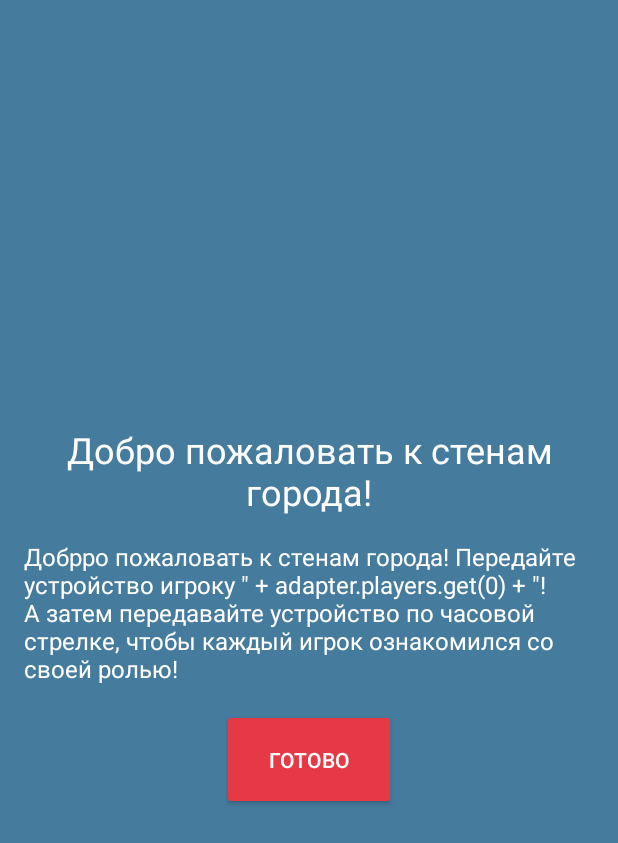
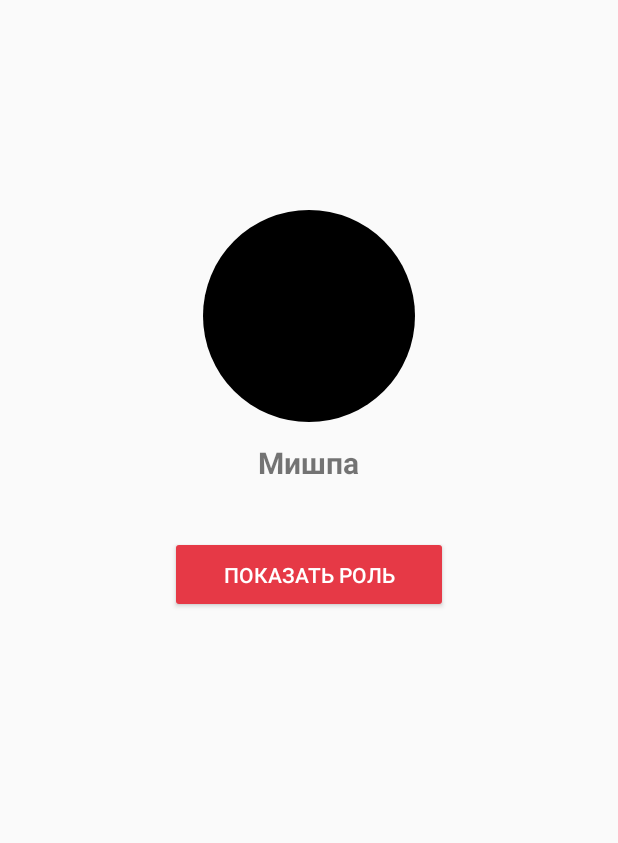
Before and after one commit to grigoryan-m/TownGame, an Android app: the WelcomeActivity screen opened directly, with no data from a screen before it, after a tap on "ГОТОВО", on a phone screen of 412 x 824 dp. Shown: the top 843 px of the screen. Run offline under Robolectric (Android 15) with nearby library versions, the light colour scheme and no system bars; 2 statements that could not run were skipped.

Commit message:
Added night profile and player scrolling. Not added role displaying yet

```diff
--- a/app/src/main/java/com/example/towngame/GameManager.java
+++ b/app/src/main/java/com/example/towngame/GameManager.java
@@ -10,11 +10,17 @@ import java.util.Collections;
 import java.util.List;
 
 public class GameManager {
-    List<Player> players;
-    List<Role> roles; // All the roles that are in the game at the moment
+    public static List<Player> players;
+    private List<Role> roles; // All the roles that are in the game at the moment
 
-    public GameManager(List<Player> players){
-        this.players = players;
+    public static int currentPlayerID;
+
+    static{
+        currentPlayerID = -1;
+    }
+
+    public GameManager(List<Player> _players){
+        players = _players;
         roles = RoleManager.allowRoles(players.size());
         distributeRoles();
         Log.d("INF", players.toString());
--- a/app/src/main/java/com/example/towngame/activities/GameActivity.java
+++ /dev/null
@@ -1,4 +0,0 @@
-package com.example.towngame.activities;
-
-public class GameActivity {
-}
--- /dev/null
+++ b/app/src/main/java/com/example/towngame/activities/NightProfile.java
@@ -0,0 +1,63 @@
+package com.example.towngame.activities;
+
+import android.content.Intent;
+import android.os.Bundle;
+import android.view.View;
+import android.widget.TextView;
+
+import androidx.activity.EdgeToEdge;
+import androidx.appcompat.app.AppCompatActivity;
+import androidx.core.graphics.Insets;
+import androidx.core.view.ViewCompat;
+import androidx.core.view.WindowInsetsCompat;
+
+import com.example.towngame.GameManager;
+import com.example.towngame.R;
+
+import com.example.towngame.playerSelection.PlayerAdapter;
+
+public class NightProfile extends AppCompatActivity {
+
+    public static GameManager gameManager;
+
+    static {
+        gameManager = new GameManager(PlayerAdapter.staticPlayers);
+    }
+
+    @Override
+    protected void onCreate(Bundle savedInstanceState) {
+        super.onCreate(savedInstanceState);
+        EdgeToEdge.enable(this);
+        setContentView(R.layout.activity_night_profile);
+        ViewCompat.setOnApplyWindowInsetsListener(findViewById(R.id.main), (v, insets) -> {
+            Insets systemBars = insets.getInsets(WindowInsetsCompat.Type.systemBars());
+            v.setPadding(systemBars.left, systemBars.top, systemBars.right, systemBars.bottom);
+            return insets;
+        });
+
+        TextView playerName = findViewById(R.id.name);
+        playerName.setText(gameManager.players.get(GameManager.currentPlayerID).getName());
+    }
+
+    @Override
+    public void onResume(){
+        super.onResume();
+        TextView playerName = findViewById(R.id.name);
+        playerName.setText(gameManager.players.get(GameManager.currentPlayerID).getName());
+    }
+
+    public void nextPlayer(View view){
+        if(GameManager.currentPlayerID < GameManager.players.size()){
+            GameManager.currentPlayerID++;
+        }
+        Intent intent = new Intent(NightProfile.this, NightProfile.class);
+        startActivity(intent);
+    }
+
+    @Override
+    public void onBackPressed() {
+        super.onBackPressed();
+        Intent intent = new Intent(NightProfile.this, MainActivity.class);
+        startActivity(intent);
+    }
+}
--- a/app/src/main/java/com/example/towngame/activities/WelcomeActivity.java
+++ b/app/src/main/java/com/example/towngame/activities/WelcomeActivity.java
@@ -3,6 +3,7 @@ package com.example.towngame.activities;
 import android.content.Intent;
 import android.os.Bundle;
 import android.text.SpannableString;
+import android.view.View;
 import android.widget.Button;
 import android.widget.TextView;
 
@@ -13,6 +14,8 @@ import com.example.towngame.R;
 import com.example.towngame.playerSelection.PlayerAdapter;
 
 public class WelcomeActivity extends AppCompatActivity {
+
+    public static GameManager gameManager;
 
     @Override
     protected void onCreate(Bundle savedInstanceState) {
@@ -27,10 +30,10 @@ public class WelcomeActivity extends AppCompatActivity {
         if (message != null) {
             welcomeMessage.setText(message);
         }
+    }
 
-        GameManager gameManager = new GameManager(PlayerAdapter.staticPlayers);
-
-        continueButton.setOnClickListener(v -> {
-        });
+    public void startNightActivity(View view){
+        Intent intent = new Intent(WelcomeActivity.this, NightProfile.class);
+        startActivity(intent);
     }
 }
--- a/app/src/main/java/com/example/towngame/playerSelection/PlayerAdapter.java
+++ b/app/src/main/java/com/example/towngame/playerSelection/PlayerAdapter.java
@@ -16,6 +16,7 @@ import androidx.annotation.NonNull;
 import androidx.appcompat.app.AlertDialog;
 import androidx.recyclerview.widget.RecyclerView;
 
+import com.example.towngame.GameManager;
 import com.example.towngame.R;
 import com.example.towngame.activities.PlayerSelectionActivity;
 
@@ -85,8 +86,9 @@ public class PlayerAdapter extends RecyclerView.Adapter<PlayerAdapter.PlayerView
     public void removePlayer(int position) {
         if (position >= 0 && position < players.size()) {
             players.remove(position);
+            GameManager.players.remove(position);
             notifyItemRemoved(position);
-            notifyItemRangeChanged(position, players.size()); // Notify that items have shifted
+            notifyItemRangeChanged(position, players.size());
         }
     }
 
--- /dev/null
+++ b/app/src/main/res/layout/activity_night_profile.xml
@@ -0,0 +1,50 @@
+<?xml version="1.0" encoding="utf-8"?>
+<androidx.constraintlayout.widget.ConstraintLayout xmlns:android="http://schemas.android.com/apk/res/android"
+    xmlns:app="http://schemas.android.com/apk/res-auto"
+    xmlns:tools="http://schemas.android.com/tools"
+    android:id="@+id/main"
+    android:layout_width="match_parent"
+    android:layout_height="match_parent"
+    tools:context=".activities.NightProfile">
+
+    <ImageView
+        android:id="@+id/playerIcon"
+        android:layout_width="141dp"
+        android:layout_height="141dp"
+        android:layout_marginStart="160dp"
+        android:layout_marginTop="140dp"
+        android:layout_marginEnd="160dp"
+        app:layout_constraintEnd_toEndOf="parent"
+        app:layout_constraintStart_toStartOf="parent"
+        app:layout_constraintTop_toTopOf="parent"
+        app:srcCompat="@drawable/player_background" />
+
+    <TextView
+        android:id="@+id/name"
+        android:layout_width="wrap_content"
+        android:layout_height="wrap_content"
+        android:layout_marginStart="171dp"
+        android:layout_marginTop="13dp"
+        android:layout_marginEnd="172dp"
+        android:text="Мишпа"
+        android:textSize="20sp"
+        android:textStyle="bold"
+        app:layout_constraintEnd_toEndOf="parent"
+        app:layout_constraintStart_toStartOf="parent"
+        app:layout_constraintTop_toBottomOf="@+id/playerIcon" />
+
+    <Button
+        android:id="@+id/showRoleButton"
+        android:layout_width="185dp"
+        android:layout_height="51dp"
+        android:layout_marginStart="162dp"
+        android:layout_marginTop="35dp"
+        android:layout_marginEnd="162dp"
+        android:backgroundTint="@color/colorAccent"
+        android:onClick="nextPlayer"
+        android:text="показать роль"
+        android:textColor="#fff"
+        app:layout_constraintEnd_toEndOf="parent"
+        app:layout_constraintStart_toStartOf="parent"
+        app:layout_constraintTop_toBottomOf="@+id/name" />
+</androidx.constraintlayout.widget.ConstraintLayout>
--- a/app/src/main/res/layout/game_welcome.xml
+++ b/app/src/main/res/layout/game_welcome.xml
@@ -29,6 +29,7 @@
         android:layout_width="116dp"
         android:layout_height="67dp"
         android:backgroundTint="@color/colorAccent"
+        android:onClick="startNightActivity"
         android:text="Готово"
         android:textColor="#fff" />
 
```
Also changed, not shown: app/src/main/AndroidManifest.xml (+9 -2 lines), app/src/main/java/com/example/towngame/activities/PlayerSelectionActivity.java (+10 -39 lines), app/src/main/java/com/example/towngame/activities/RoleActivity.java (added, +26 -0 lines), app/src/main/res/layout/activity_role.xml (added, +10 -0 lines).
